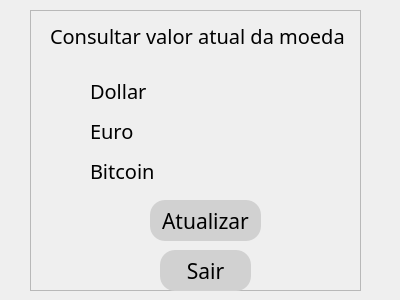
Above: Princ.ui from AlphardVelstand/CotacaoMoedas before the change. Below: the same form after it.
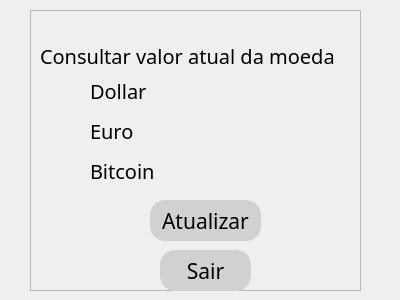
That is the form after the change.

Commit message: Funcionando com data .exe

```diff
--- a/Princ.ui
+++ b/Princ.ui
@@ -46,8 +46,8 @@
   <widget class="QLabel" name="label">
    <property name="geometry">
     <rect>
-     <x>50</x>
-     <y>10</y>
+     <x>40</x>
+     <y>30</y>
      <width>311</width>
      <height>51</height>
     </rect>
```
Left out of the diff: 13 changed lines with no effect on the pictures. The commit also changes 2 other files.
